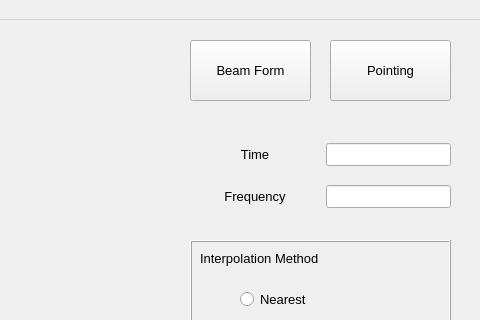
Old version of the form pro/src/layout.ui in the repository peijin94/LOFAR-Sun-tools; both pictures show x 650 to 1130 and y 0 to 320 of the 1130 by 858 pixel window.
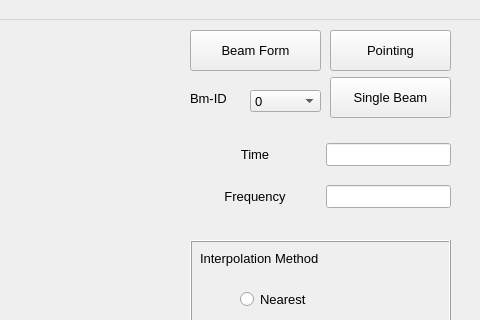
New version of the form. Custom widgets are drawn as their Qt base class.

What changed in the file:
```diff
--- a/pro/src/layout.ui
+++ b/pro/src/layout.ui
@@ -40,9 +40,9 @@
     <property name="geometry">
      <rect>
       <x>980</x>
-      <y>20</y>
+      <y>10</y>
       <width>121</width>
-      <height>61</height>
+      <height>41</height>
      </rect>
     </property>
     <property name="text">
@@ -53,9 +53,9 @@
     <property name="geometry">
      <rect>
       <x>840</x>
-      <y>20</y>
-      <width>121</width>
-      <height>61</height>
+      <y>10</y>
+      <width>131</width>
+      <height>41</height>
      </rect>
     </property>
     <property name="text">
@@ -254,6 +254,47 @@
 &lt;p style=&quot;-qt-paragraph-type:empty; margin-top:0px; margin-bottom:0px; margin-left:0px; margin-right:0px; -qt-block-indent:0; text-indent:0px;&quot;&gt;&lt;br /&gt;&lt;/p&gt;&lt;/body&gt;&lt;/html&gt;</string>
     </property>
    </widget>
+   <widget class="QComboBox" name="beamSet">
+    <property name="geometry">
+     <rect>
+      <x>900</x>
+      <y>70</y>
+      <width>71</width>
+      <height>22</height>
+     </rect>
+    </property>
+    <item>
+     <property name="text">
+      <string>0</string>
+     </property>
+    </item>
+   </widget>
+   <widget class="QPushButton" name="spectroPlot">
+    <property name="geometry">
+     <rect>
+      <x>980</x>
+      <y>57</y>
+      <width>121</width>
+      <height>41</height>
+     </rect>
+    </property>
+    <property name="text">
+     <string>Single Beam</string>
+    </property>
+   </widget>
+   <widget class="QLabel" name="label_5">
+    <property name="geometry">
+     <rect>
+      <x>840</x>
+      <y>70</y>
+      <width>51</width>
+      <height>16</height>
+     </rect>
+    </property>
+    <property name="text">
+     <string>Bm-ID</string>
+    </property>
+   </widget>
   </widget>
   <widget class="QMenuBar" name="menubar">
    <property name="geometry">
```
